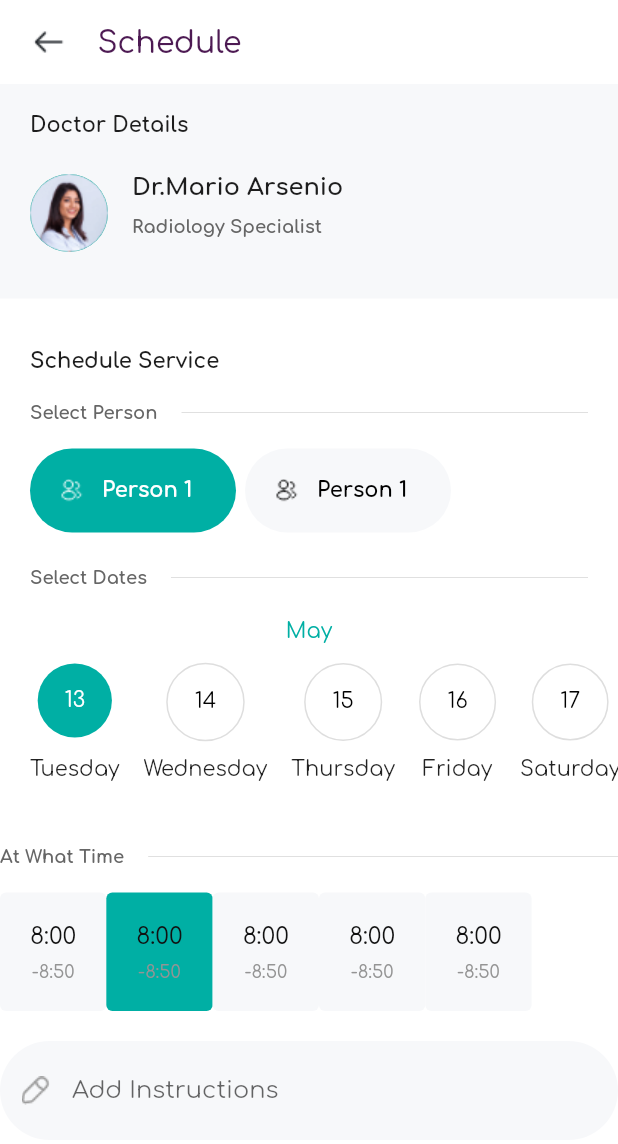
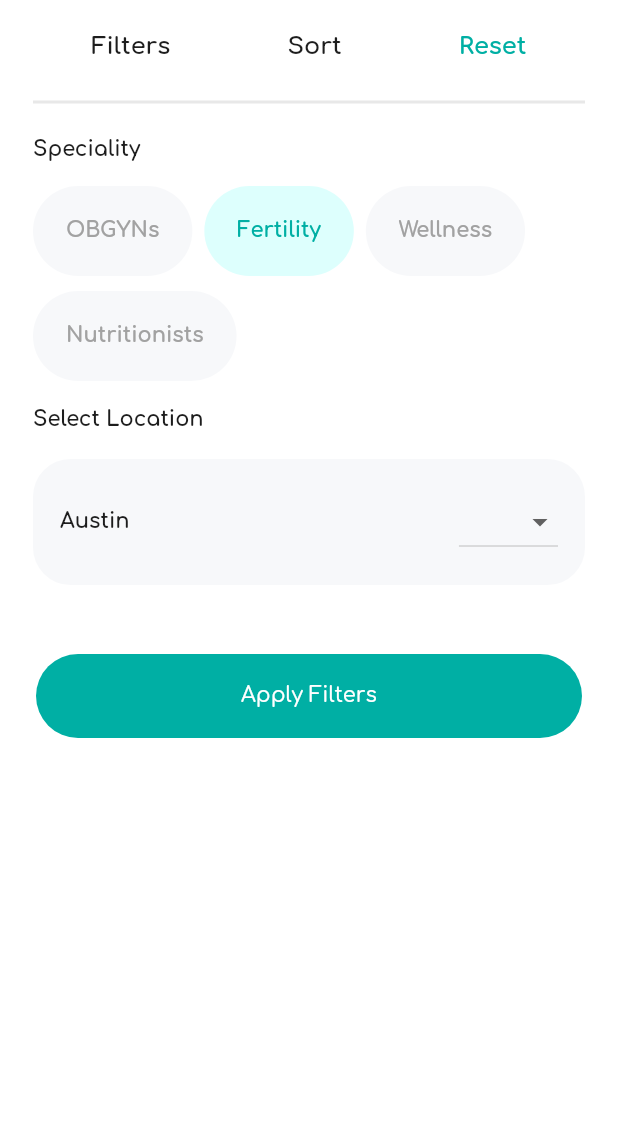
Before and after one commit to ramandeep04/profertility, a Flutter app: the screen it shows after launch, on a phone screen of 412 x 824 dp. Shown: the top 1144 px of the screen. Run offline on Flutter 3.47's test engine with Material 2 defaults, Android fonts, the phone set to English and light mode, and no system bars; our stand-ins replace gap, google_fonts.

Commit message:
Implemented screens

```diff
--- a/lib/main.dart
+++ b/lib/main.dart
@@ -1,15 +1,20 @@
 import 'package:flutter/material.dart';
 import 'package:google_fonts/google_fonts.dart';
-import 'package:profertility/screens/appointment_created_screen.dart';
-import 'package:profertility/screens/appointment_screen.dart';
-import 'package:profertility/screens/chatting_screen.dart';
+import 'package:profertility/screens/add_new_address_screen.dart';
+import 'package:profertility/screens/appointment_details_screen.dart';
+import 'package:profertility/screens/cart_screen.dart';
+import 'package:profertility/screens/checkout_screen.dart';
 import 'package:profertility/screens/drmario_screen.dart';
-import 'package:profertility/screens/general_questions_screen.dart';
-import 'package:profertility/screens/appointment_details_screen.dart';
+import 'package:profertility/screens/filter_screen.dart';
 import 'package:profertility/screens/myappointment_screen.dart';
+import 'package:profertility/screens/popular_products_screen.dart';
+import 'package:profertility/screens/product_details_screen.dart';
+import 'package:profertility/screens/profile_setup_screen.dart';
+import 'package:profertility/screens/promocodes_screen.dart';
 import 'package:profertility/screens/schedule_screen.dart';
 import 'package:profertility/screens/signup_screen.dart';
 import 'package:profertility/screens/test_detail_screen.dart';
+import 'package:profertility/screens/test_list_screen.dart';
 import 'package:profertility/screens/welcome_profertility_screen.dart';
 
 import 'screens/theme/colors.dart';
@@ -51,7 +56,7 @@ class MyApp extends StatelessWidget {
           ),
         ),
       ),
-      home: const ScheduleScreen(),
+      home: const FilterScreen(),
     );
   }
 }
--- a/lib/screens/appointment_screen.dart
+++ b/lib/screens/appointment_screen.dart
@@ -91,7 +91,7 @@ class AppointmentScreen extends StatelessWidget {
                           Row(
                             children: [
                               Image.asset("assets/images/tag.png"),
-                              Gap(12),
+                              const Gap(12),
                               const Text(
                                 "Fertility7323 ",
                                 style: TextStyle(
--- /dev/null
+++ b/lib/screens/filter_screen.dart
@@ -0,0 +1,154 @@
+import 'package:flutter/material.dart';
+
+import 'package:gap/gap.dart';
+import 'package:profertility/screens/widgets/primary_button.dart';
+
+class FilterScreen extends StatelessWidget {
+  const FilterScreen({super.key});
+
+  @override
+  Widget build(BuildContext context) {
+    return Scaffold(
+      body: SafeArea(
+        child: Column(
+          children: [
+            Container(
+              padding: EdgeInsets.all(22),
+              decoration: const BoxDecoration(),
+              child: Column(
+                crossAxisAlignment: CrossAxisAlignment.start,
+                children: [
+                  Row(
+                    mainAxisAlignment: MainAxisAlignment.spaceAround,
+                    children: [
+                      const Text(
+                        "Filters",
+                        style: TextStyle(
+                            fontWeight: FontWeight.bold,
+                            fontSize: 16,
+                            color: Color(0xff1d1d1d)),
+                      ),
+                      const Text(
+                        "Sort",
+                        style: TextStyle(
+                            fontWeight: FontWeight.bold,
+                            fontSize: 16,
+                            color: Color(0xff1d1d1d)),
+                      ),
+                      Text(
+                        "Reset",
+                        style: TextStyle(
+                            fontWeight: FontWeight.bold,
+                            fontSize: 16,
+                            color: Theme.of(context).primaryColor),
+                      ),
+                    ],
+                  ),
+                  const Gap(20),
+                  const Divider(
+                    color: Color(0xffe8e8e8),
+                    thickness: 2,
+                  ),
+                  const Gap(16),
+                  const Text(
+                    "Speciality",
+                    style: TextStyle(
+                        fontWeight: FontWeight.bold, color: Color(0xff1d1d1d)),
+                  ),
+                  const Gap(16),
+                  Wrap(
+                    runSpacing: 10,
+                    children: const [
+                      FilterWidget(
+                        text: "OBGYNs",
+                        isSelected: true,
+                      ),
+                      SizedBox(width: 8),
+                      FilterWidget(
+                        text: "Fertility",
+                        isSelected: false,
+                      ),
+                      SizedBox(width: 8),
+                      FilterWidget(
+                        text: "Wellness",
+                        isSelected: true,
+                      ),
+                      SizedBox(width: 8),
+                      FilterWidget(
+                        text: "Nutritionists",
+                        isSelected: true,
+                      ),
+                    ],
+                  ),
+                  const Gap(18),
+                  const Text(
+                    "Select Location",
+                    style: TextStyle(
+                        fontWeight: FontWeight.bold, color: Color(0xff1d1d1d)),
+                  ),
+                  const Gap(18),
+                  Container(
+                    padding: const EdgeInsets.all(18),
+                    decoration: BoxDecoration(
+                      color: const Color(0xfff7f8fa),
+                      borderRadius: BorderRadius.circular(25),
+                    ),
+                    child: Row(
+                      mainAxisAlignment: MainAxisAlignment.spaceBetween,
+                      children: [
+                        const Text(
+                          "Austin",
+                          style: TextStyle(
+                              fontWeight: FontWeight.bold,
+                              color: Color(0xff1d1d1d)),
+                        ),
+                        DropdownButton(items: const [
+                          DropdownMenuItem(
+                            value: 2,
+                            child: Text("India"),
+                          )
+                        ], onChanged: ((value) {}))
+                      ],
+                    ),
+                  )
+                ],
+              ),
+            ),
+            Padding(
+              padding: const EdgeInsets.all(24.0),
+              child: PrimaryButton(title: "Apply Filters", onPressed: () {}),
+            )
+          ],
+        ),
+      ),
+    );
+  }
+}
+
+class FilterWidget extends StatelessWidget {
+  final String text;
+  final bool isSelected;
+  const FilterWidget({
+    Key? key,
+    required this.text,
+    required this.isSelected,
+  }) : super(key: key);
+
+  @override
+  Widget build(BuildContext context) {
+    return Container(
+      padding: const EdgeInsets.all(22),
+      decoration: BoxDecoration(
+          color: isSelected ? const Color(0xfff7f8fa) : const Color(0xffddfffd),
+          borderRadius: BorderRadius.circular(40)),
+      child: Text(
+        text,
+        style: TextStyle(
+            fontWeight: FontWeight.bold,
+            color: isSelected
+                ? const Color(0xffa2a2a2)
+                : Theme.of(context).primaryColor),
+      ),
+    );
+  }
+}
```
Also changed, not shown: lib/screens/add_new_address_screen.dart (added, +112 -0 lines), lib/screens/promocodes_screen.dart (added, +106 -0 lines), lib/screens/schedule_screen.dart (+34 -9 lines), lib/screens/test_list_screen.dart (+14 -1 lines).
